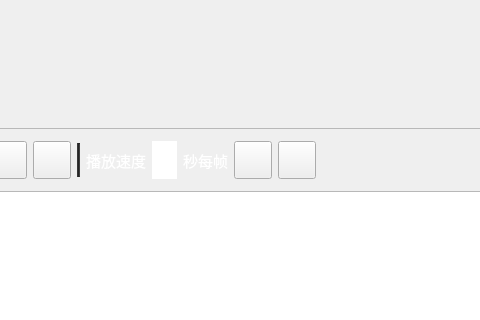
Qt form mainwindow.ui (pigundermoon/industry) before a commit; both pictures show x 471 to 951 and y 239 to 559 of the 1192 by 644 pixel window.
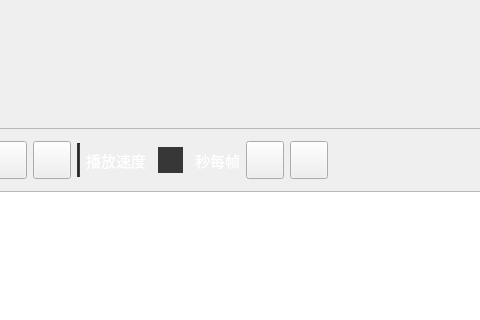
The same form after that commit. Icons and pictures are not drawn.

Patch:
```diff
--- a/mainwindow.ui
+++ b/mainwindow.ui
@@ -310,7 +310,10 @@
              </font>
             </property>
             <property name="styleSheet">
-             <string notr="true">width:25px</string>
+             <string notr="true">color: rgb(255, 255, 255);
+background-color: rgb(55, 55, 55);
+margin: 6px;
+width:25px</string>
             </property>
             <property name="frame">
              <bool>false</bool>
```
Left out of the diff: 2 changed lines with no effect on the pictures.
